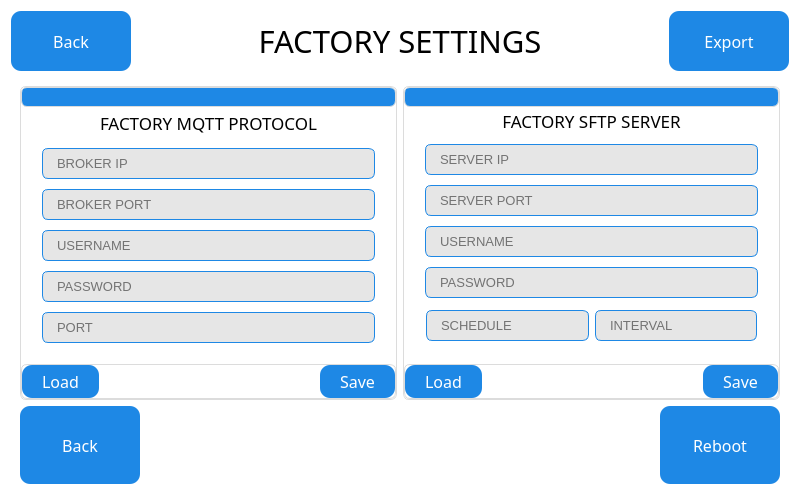
First picture: the form in QT_APP/factsetting.ui, repository eSpark-Backup/nabilfesal-msm-fw, before the edit.
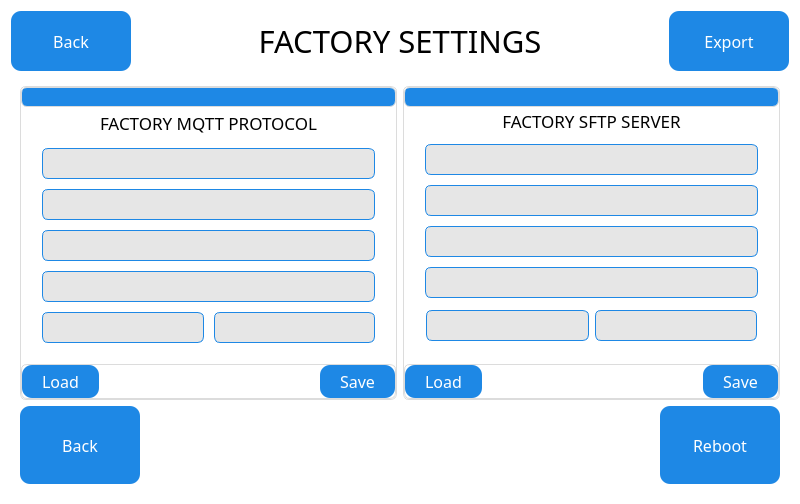
Second picture: the form after the edit. The open tabs and pages were chosen to show the change.

Commit message: factorySettings UI allignment and field modification

Diff of the .ui file:
```diff
--- a/QT_APP/factsetting.ui
+++ b/QT_APP/factsetting.ui
@@ -19,6 +19,9 @@
   <property name="windowTitle">
    <string>Form</string>
   </property>
+  <property name="layoutDirection">
+   <enum>Qt::LeftToRight</enum>
+  </property>
   <property name="styleSheet">
    <string notr="true">background-color: rgb(255, 255, 255);</string>
   </property>
@@ -979,26 +982,11 @@
                  <property name="text">
                   <string/>
                  </property>
-                 <property name="placeholderText">
-                  <string notr="true">BROKER IP</string>
+                 <property name="alignment">
+                  <set>Qt::AlignLeading|Qt::AlignLeft|Qt::AlignVCenter</set>
                  </property>
-                </widget>
-               </item>
-               <item>
-                <widget class="QLineEdit" name="mqtt_port">
-                 <property name="focusPolicy">
-                  <enum>Qt::ClickFocus</enum>
-                 </property>
-                 <property name="styleSheet">
-                  <string notr="true">background: #e6e6e6;              /* Light grey box for info rows */
-    border: 1px solid #1E88E5;        /* Blue thin border */
-    border-radius: 6px;
-    padding: 6px 12px;
-    font-size: 13px;
-    color: black;</string>
-                 </property>
                  <property name="placeholderText">
-                  <string>BROKER PORT</string>
+                  <string notr="true"/>
                  </property>
                 </widget>
                </item>
@@ -1015,14 +1003,8 @@
     font-size: 13px;
     color: black;</string>
                  </property>
-                 <property name="inputMask">
-                  <string/>
-                 </property>
-                 <property name="text">
-                  <string/>
-                 </property>
                  <property name="placeholderText">
-                  <string>USERNAME</string>
+                  <string/>
                  </property>
                 </widget>
                </item>
@@ -1042,8 +1024,11 @@
                  <property name="inputMask">
                   <string/>
                  </property>
+                 <property name="text">
+                  <string/>
+                 </property>
                  <property name="placeholderText">
-                  <string>PASSWORD</string>
+                  <string/>
                  </property>
                 </widget>
                </item>
@@ -1060,11 +1045,57 @@
     font-size: 13px;
     color: black;</string>
                  </property>
+                 <property name="inputMask">
+                  <string/>
+                 </property>
                  <property name="placeholderText">
-                  <string>PORT</string>
+                  <string/>
                  </property>
                 </widget>
                </item>
+               <item>
+                <layout class="QHBoxLayout" name="horizontalLayout_8">
+                 <item>
+                  <widget class="QLineEdit" name="mqtt_port">
+                   <property name="focusPolicy">
+                    <enum>Qt::ClickFocus</enum>
+                   </property>
+                   <property name="styleSheet">
+                    <string notr="true">background: #e6e6e6;              /* Light grey box for info rows */
+    border: 1px solid #1E88E5;        /* Blue thin border */
+    border-radius: 6px;
+    padding: 6px 12px;
+    font-size: 13px;
+    color: black;</string>
+                   </property>
+                   <property name="placeholderText">
+                    <string/>
+                   </property>
+                  </widget>
+                 </item>
+                 <item>
+                  <widget class="QLineEdit" name="mqtt_int">
+                   <property name="focusPolicy">
+                    <enum>Qt::ClickFocus</enum>
+                   </property>
+                   <property name="styleSheet">
+                    <string notr="true">background: #e6e6e6;              /* Light grey box for info rows */
+    border: 1px solid #1E88E5;        /* Blue thin border */
+    border-radius: 6px;
+    padding: 6px 12px;
+    font-size: 13px;
+    color: black;</string>
+                   </property>
+                   <property name="alignment">
+                    <set>Qt::AlignLeading|Qt::AlignLeft|Qt::AlignVCenter</set>
+                   </property>
+                   <property name="placeholderText">
+                    <string/>
+                   </property>
+                  </widget>
+                 </item>
+                </layout>
+               </item>
               </layout>
              </widget>
             </item>
@@ -1320,7 +1351,7 @@
                   <string/>
                  </property>
                  <property name="placeholderText">
-                  <string notr="true">SERVER IP</string>
+                  <string notr="true"/>
                  </property>
                 </widget>
                </item>
@@ -1338,7 +1369,7 @@
     color: black;</string>
                  </property>
                  <property name="placeholderText">
-                  <string>SERVER PORT</string>
+                  <string/>
                  </property>
                 </widget>
                </item>
@@ -1362,7 +1393,7 @@
                   <string/>
                  </property>
                  <property name="placeholderText">
-                  <string>USERNAME</string>
+                  <string/>
                  </property>
                 </widget>
                </item>
@@ -1383,7 +1414,7 @@
                   <string/>
                  </property>
                  <property name="placeholderText">
-                  <string>PASSWORD</string>
+                  <string/>
                  </property>
                 </widget>
                </item>
@@ -1422,24 +1453,6 @@
                   <property name="bottomMargin">
                    <number>0</number>
                   </property>
-                  <item>
-                   <widget class="QLineEdit" name="sftp_sch">
-                    <property name="focusPolicy">
-                     <enum>Qt::ClickFocus</enum>
-                    </property>
-                    <property name="styleSheet">
-                     <string notr="true">background: #e6e6e6;              /* Light grey box for info rows */
-    border: 1px solid #1E88E5;        /* Blue thin border */
-    border-radius: 6px;
-    padding: 6px 12px;
-    font-size: 13px;
-    color: black;</string>
-                    </property>
-                    <property name="placeholderText">
-                     <string>SCHEDULE</string>
-                    </property>
-                   </widget>
-                  </item>
                   <item>
                    <widget class="QLineEdit" name="sftp_int">
                     <property name="focusPolicy">
@@ -1454,7 +1467,25 @@
     color: black;</string>
                     </property>
                     <property name="placeholderText">
-                     <string>INTERVAL</string>
+                     <string/>
+                    </property>
+                   </widget>
+                  </item>
+                  <item>
+                   <widget class="QLineEdit" name="sftp_sch">
+                    <property name="focusPolicy">
+                     <enum>Qt::ClickFocus</enum>
+                    </property>
+                    <property name="styleSheet">
+                     <string notr="true">background: #e6e6e6;              /* Light grey box for info rows */
+    border: 1px solid #1E88E5;        /* Blue thin border */
+    border-radius: 6px;
+    padding: 6px 12px;
+    font-size: 13px;
+    color: black;</string>
+                    </property>
+                    <property name="placeholderText">
+                     <string/>
                     </property>
                    </widget>
                   </item>
```
Left out of the diff: 4 changed lines with no effect on the pictures. The commit also changes 2 other files.
